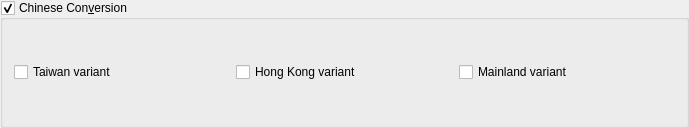
The window that src/ui/chineseconversion.ui (xiaoyifang/goldendict-ng) describes before a commit, drawn with Qt 5.
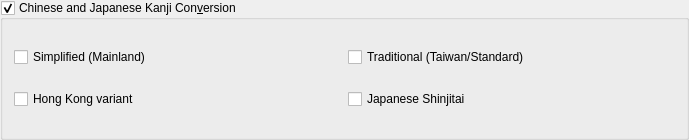
The same window after the commit.

Commit message: feature: add Japanese Shinjitai conversion to Chinese conversion

Diff of the .ui file:
```diff
--- a/src/ui/chineseconversion.ui
+++ b/src/ui/chineseconversion.ui
@@ -7,7 +7,7 @@
     <x>0</x>
     <y>0</y>
     <width>689</width>
-    <height>128</height>
+    <height>140</height>
    </rect>
   </property>
   <property name="sizePolicy">
@@ -23,23 +23,33 @@
    <string>Enable conversion between simplified and traditional Chinese characters</string>
   </property>
   <property name="title">
-   <string>Chinese Con&amp;version</string>
+   <string>Chinese and Japanese Kanji Con&amp;version</string>
   </property>
   <property name="checkable">
    <bool>true</bool>
   </property>
   <layout class="QGridLayout" name="gridLayout">
    <item row="0" column="0">
-    <widget class="QCheckBox" name="enableSCToTWConversion">
+    <widget class="QCheckBox" name="enableTCToSCConversion">
      <property name="toolTip">
       <string>Enable conversion from simplified characters to traditional (Taiwan variant) characters</string>
      </property>
      <property name="text">
-      <string>Taiwan variant</string>
+      <string>Simplified (Mainland)</string>
      </property>
     </widget>
    </item>
    <item row="0" column="1">
+    <widget class="QCheckBox" name="enableSCToTWConversion">
+     <property name="toolTip">
+      <string>Enable conversion from simplified characters to traditional (Taiwan/Standard) characters</string>
+     </property>
+     <property name="text">
+      <string>Traditional (Taiwan/Standard)</string>
+     </property>
+    </widget>
+   </item>
+   <item row="1" column="0">
     <widget class="QCheckBox" name="enableSCToHKConversion">
      <property name="toolTip">
       <string>Enable conversion from simplified characters to traditional (Hong Kong variant) characters</string>
@@ -49,13 +59,13 @@
      </property>
     </widget>
    </item>
-   <item row="0" column="2">
-    <widget class="QCheckBox" name="enableTCToSCConversion">
+   <item row="1" column="1">
+    <widget class="QCheckBox" name="enableJapaneseConversion">
      <property name="toolTip">
       <string>Enable conversion from traditional characters to simplified characters</string>
      </property>
      <property name="text">
-      <string>Mainland variant</string>
+      <string>Japanese Shinjitai</string>
      </property>
     </widget>
    </item>
```
Left out of the diff: 8 changed lines with no effect on the pictures. The commit also changes 4 other files.
